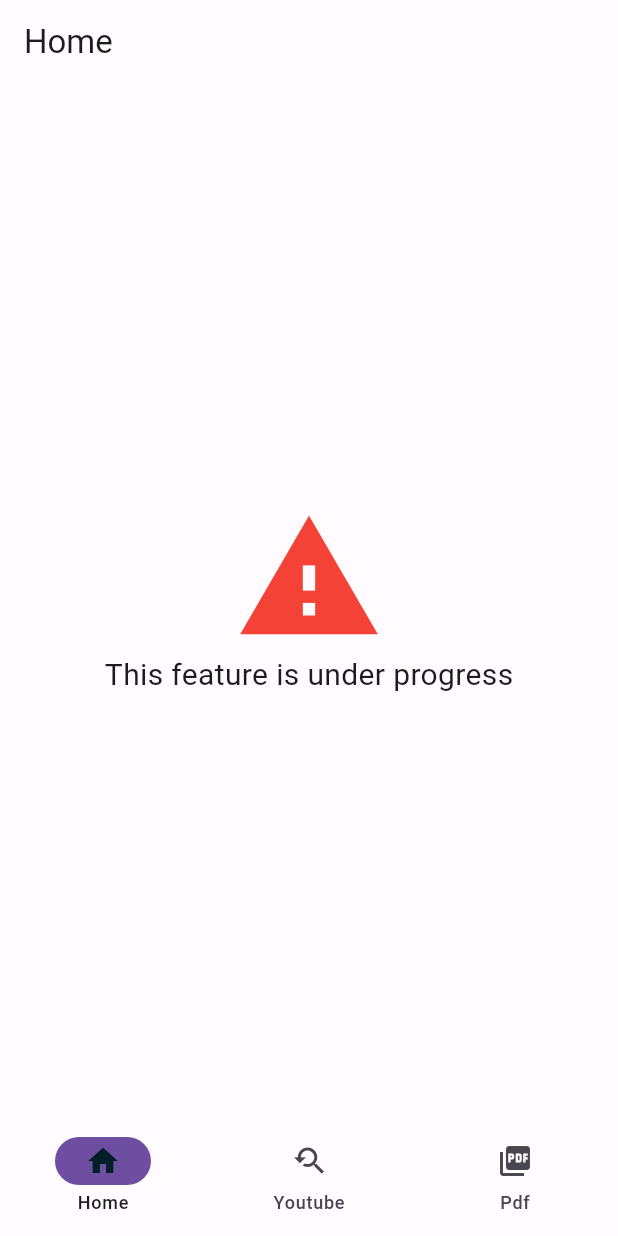
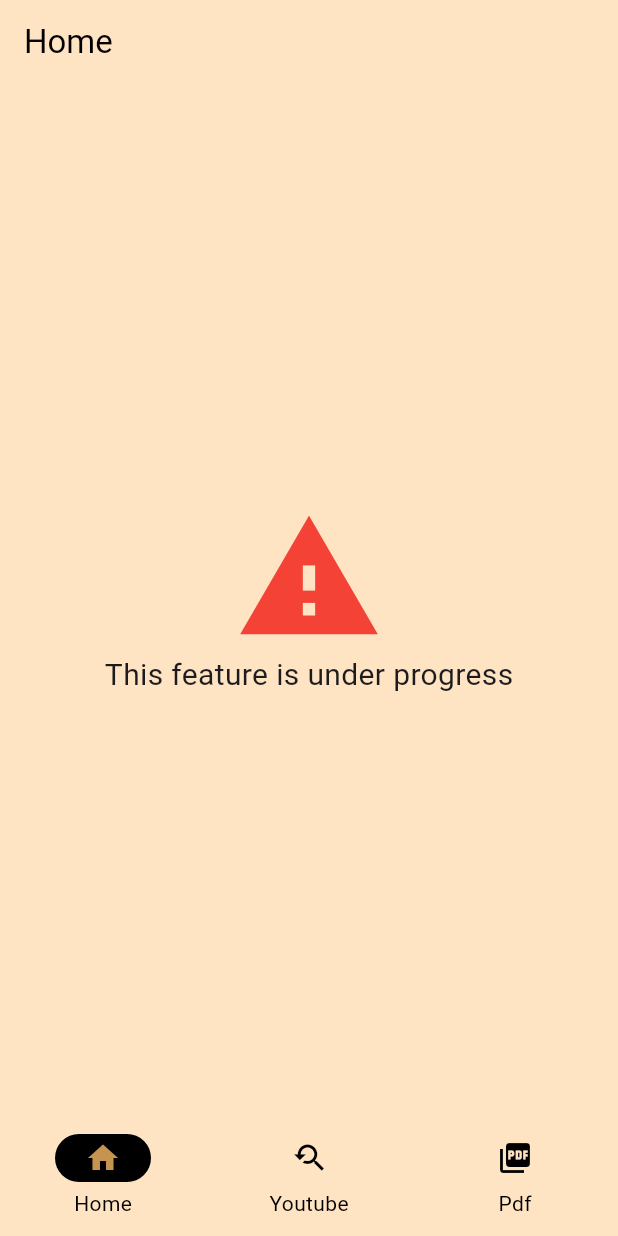
Before and after one commit to akuldeepj/SummarizeAI-2.0, a Flutter app: the screen it shows after launch, on a phone screen of 412 x 824 dp. Run offline on Flutter 3.47's test engine with Material 3 defaults, Android fonts, the phone set to English and light mode, and no system bars; our stand-ins replace device_info_plus, file_picker, flutter_local_notifications, shared_preferences, youtube_player_flutter; missing offline and left inert: flutter_background_service, flutter_background_service_android, syncfusion_flutter_pdfviewer.

Commit message:
changed the colour theme.

```diff
--- a/lib/main.dart
+++ b/lib/main.dart
@@ -1,6 +1,7 @@
 import 'package:flutter/material.dart';
 import 'package:summarizeai/color_schemes.g.dart';
 import 'package:summarizeai/screens/Home.dart';
+import 'package:summarizeai/utils/Hexcolor.dart';
 
 void main() {
   runApp(const MyApp());
@@ -13,7 +14,7 @@ class MyApp extends StatelessWidget {
     return MaterialApp(
       title: 'Flutter Demo',
       debugShowCheckedModeBanner: false,
-      theme: ThemeData(useMaterial3: true, colorScheme: lightColorScheme),
+      theme: ThemeData(useMaterial3: true, colorScheme: lightColorScheme, scaffoldBackgroundColor: HexColor('#ffe4c4')),
       // darkTheme: ThemeData(useMaterial3: true, colorScheme: darkColorScheme),
       home: Home()
     );
--- a/lib/screens/Home.dart
+++ b/lib/screens/Home.dart
@@ -2,6 +2,7 @@ import 'package:flutter/material.dart';
 import 'package:summarizeai/screens/pdfsum.dart';
 import 'package:summarizeai/screens/underprogress.dart';
 import 'package:summarizeai/screens/yt_sum.dart';
+import 'package:summarizeai/utils/Hexcolor.dart';
 
 class Home extends StatefulWidget {
   const Home({super.key});
@@ -22,34 +23,49 @@ class _HomeState extends State<Home> {
   @override
   Widget build(BuildContext context) {
     return Scaffold(
-      bottomNavigationBar: NavigationBar(
+      bottomNavigationBar: Theme(
+        data: Theme.of(context).copyWith(
+    navigationBarTheme: NavigationBarThemeData(
+      labelTextStyle: MaterialStateProperty.all<TextStyle>(
+        TextStyle(color: Colors.black), // Set your desired color here
+      ),),),
+        child: NavigationBar(
+          backgroundColor: HexColor('#ffe4c4'),
+          elevation: 0,
           onDestinationSelected: (int index) {
             setState(() {
               currentPageIndex = index;
+
             });
           },
-        indicatorColor: Theme.of(context).colorScheme.primary,
+          indicatorColor: Colors.black,
           selectedIndex: currentPageIndex,
-        destinations: const <Widget>[
+          destinations:  <Widget>[
             NavigationDestination(
-            selectedIcon: Icon(Icons.home),
-            icon: Icon(Icons.home_outlined),
+              selectedIcon: Icon(Icons.home, color: currentPageIndex == 0 ? HexColor('#c49450') : Colors.black),
+              icon: Icon(Icons.home_outlined, color: currentPageIndex == 0 ? HexColor('#c49450') : Colors.black),
               label: 'Home',
             ),
             NavigationDestination(
-            icon: Icon(Icons.youtube_searched_for),
+              selectedIcon: Icon(Icons.youtube_searched_for, color: currentPageIndex == 1 ? HexColor('#c49450') : Colors.black),
+              icon: Icon(Icons.youtube_searched_for, color: currentPageIndex == 1 ? HexColor('#c49450') : Colors.black),
               label: 'Youtube',
             ),
-          NavigationDestination(icon: Icon(Icons.picture_as_pdf), label: 'Pdf'),
+            NavigationDestination(
+              selectedIcon: Icon(Icons.picture_as_pdf, color: currentPageIndex == 2 ? HexColor('#c49450') : Colors.black),
+              icon: Icon(Icons.picture_as_pdf, color: currentPageIndex == 2 ? HexColor('#c49450') : Colors.black),
+              label: 'Pdf'),
 
           ],
         ),
+      ),
       appBar: AppBar(
+        backgroundColor: HexColor('#ffe4c4'),
         title: currentPageIndex == 0
-            ? const Text('Home')
+            ? const Text('Home', style: TextStyle(color: Colors.black))
             : currentPageIndex == 1
-                ? const Text('Youtube')
-                : const Text('Pdf'),
+                ? const Text('Youtube', style: TextStyle(color: Colors.black))
+                : const Text('Pdf', style: TextStyle(color: Colors.black)),
       ),
       body: currentPageIndex == 0
           ? UnderProgress()
```
Also changed, not shown: lib/screens/pdfsum.dart (+11 -4 lines), lib/screens/yt_sum.dart (+5 -5 lines), 1 other file. Lines whose indentation alone changed are shown as unchanged.
